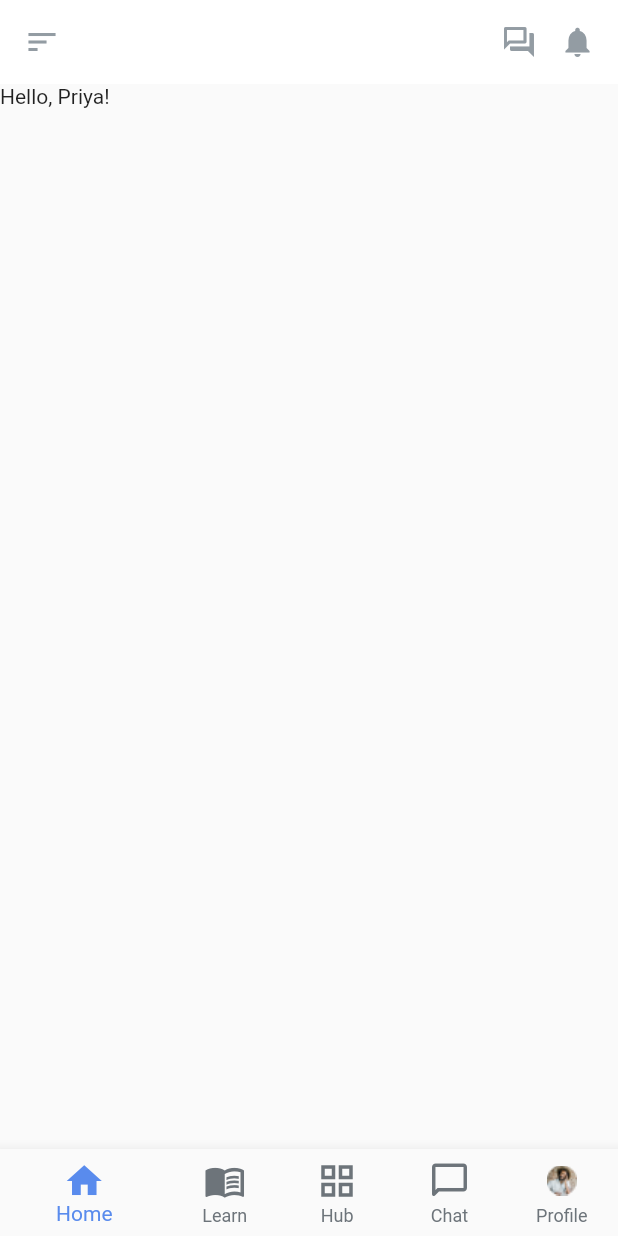
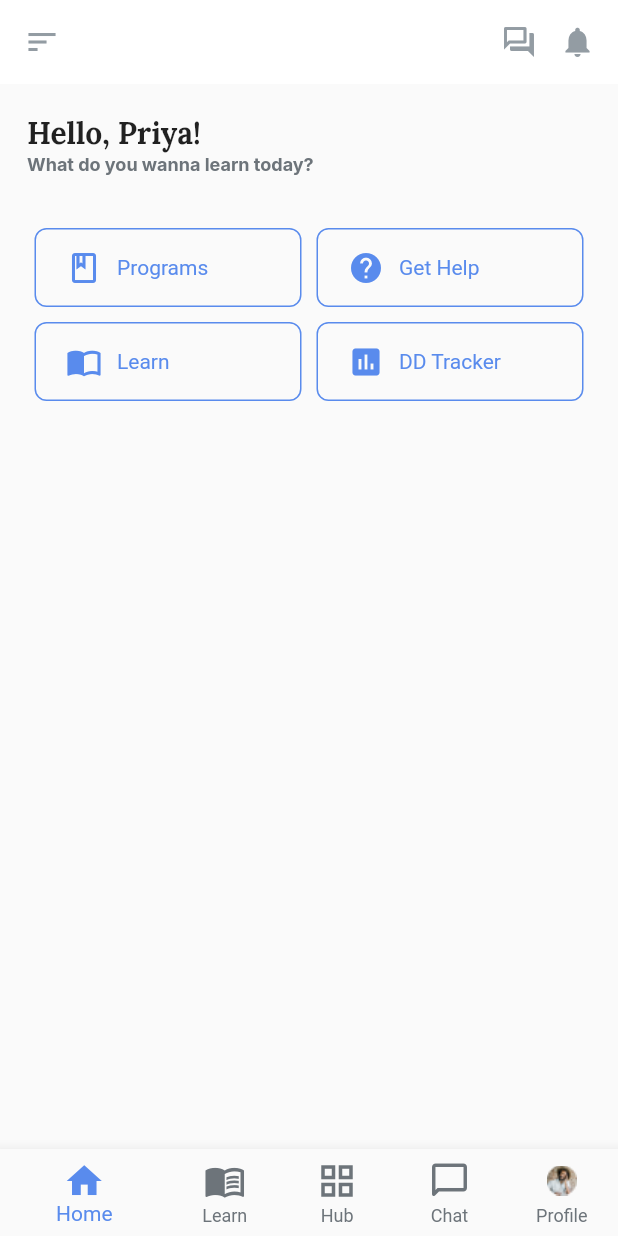
Before and after one commit to TheDarkLord100/bottom-navbar-flutter, a Flutter app: the screen it shows after launch, on a phone screen of 412 x 824 dp. Run offline on Flutter 3.47's test engine with Material 2 defaults, Android fonts, the phone set to English and light mode, and no system bars; our stand-ins replace google_fonts, google_nav_bar.

```diff
--- a/lib/home_screen.dart
+++ b/lib/home_screen.dart
@@ -1,4 +1,5 @@
 import 'package:flutter/material.dart';
+import 'package:google_fonts/google_fonts.dart';
 
 class HomeScreen extends StatefulWidget {
   const HomeScreen({Key? key}) : super(key: key);
@@ -10,7 +11,7 @@ class HomeScreen extends StatefulWidget {
 class _HomeScreenState extends State<HomeScreen> {
   @override
   Widget build(BuildContext context) {
-    return  Scaffold(
+    return Scaffold(
       appBar: AppBar(
         elevation: 0,
         backgroundColor: const Color(0xFFFFFFFF),
@@ -23,17 +24,150 @@ class _HomeScreenState extends State<HomeScreen> {
             Icons.forum_outlined,
             color: Color(0xFF939CA3),
           ),
-          SizedBox(width: 15,),
+          SizedBox(
+            width: 15,
+          ),
           Icon(
             Icons.notifications,
             color: Color(0xFF939CA3),
           ),
-          SizedBox(width: 15,),
+          SizedBox(
+            width: 15,
+          ),
         ],
       ),
       body: ListView(
+        padding: const EdgeInsets.only(left: 18, right: 18,
+        top: 20),
         children: [
-          Text('Hello, Priya!')
+          Text(
+            'Hello, Priya!',
+            style: GoogleFonts.lora(fontWeight: FontWeight.bold, fontSize: 20),
+          ),
+          Text(
+            'What do you wanna learn today?',
+            style: GoogleFonts.inter(
+                fontWeight: FontWeight.bold,
+                fontSize: 12,
+              color: const Color(0xFF6D747A)
+            ),
+          ),
+          const SizedBox(
+            height: 30,
+          ),
+          SizedBox(
+            height: 130,
+            child: GridView.count(
+              primary: false,
+              physics: const NeverScrollableScrollPhysics(),
+              crossAxisSpacing: 0,
+              mainAxisSpacing: 0,
+              crossAxisCount: 2,
+              childAspectRatio: 3,
+              children: <Widget>[
+                GestureDetector(
+                  onTap: () {},
+                  child: Container(
+                    padding: const EdgeInsets.only(left: 20),
+                    margin: const EdgeInsets.all(5),
+                    decoration: BoxDecoration(
+                      border: Border.all(
+                        color: const Color(0xFF598BED),
+                      ),
+                      borderRadius: BorderRadius.circular(8)
+                    ),
+                    child: Row(
+                      mainAxisAlignment: MainAxisAlignment.start,
+                      children: const <Widget>[
+                        Icon(Icons.book_outlined,
+                        color: Color(0xFF598BED),), // ic
+                        SizedBox(width: 10,),// on
+                        Text("Programs",
+                        style: TextStyle(
+                          color: Color(0xFF598BED)
+                        ),), // text
+                      ],
+                    ),
+                  ),
+                ),
+                GestureDetector(
+                  onTap: () {},
+                  child: Container(
+                    padding: const EdgeInsets.only(left: 20),
+                    margin: const EdgeInsets.all(5),
+                    decoration: BoxDecoration(
+                        border: Border.all(
+                          color: const Color(0xFF598BED),
+                        ),
+                        borderRadius: BorderRadius.circular(8)
+                    ),
+                    child: Row(
+                      mainAxisAlignment: MainAxisAlignment.start,
+                      children: const <Widget>[
+                        Icon(Icons.help,
+                          color: Color(0xFF598BED),), // ic
+                        SizedBox(width: 10,),// on
+                        Text("Get Help",
+                          style: TextStyle(
+                              color: Color(0xFF598BED)
+                          ),), // text
+                      ],
+                    ),
+                  ),
+                ),
+                GestureDetector(
+                  onTap: () {},
+                  child: Container(
+                    padding: const EdgeInsets.only(left: 20),
+                    margin: const EdgeInsets.all(5),
+                    decoration: BoxDecoration(
+                        border: Border.all(
+                          color: const Color(0xFF598BED),
+                        ),
+                        borderRadius: BorderRadius.circular(8)
+                    ),
+                    child: Row(
+                      mainAxisAlignment: MainAxisAlignment.start,
+                      children: const <Widget>[
+                        Icon(Icons.import_contacts,
+                          color: Color(0xFF598BED),), // ic
+                        SizedBox(width: 10,),// on
+                        Text("Learn",
+                          style: TextStyle(
+                              color: Color(0xFF598BED)
+                          ),), // text
+                      ],
+                    ),
+                  ),
+                ),
+                GestureDetector(
+                  onTap: () {},
+                  child: Container(
+                    padding: const EdgeInsets.only(left: 20),
+                    margin: const EdgeInsets.all(5),
+                    decoration: BoxDecoration(
+                        border: Border.all(
+                          color: const Color(0xFF598BED),
+                        ),
+                        borderRadius: BorderRadius.circular(8)
+                    ),
+                    child: Row(
+                      mainAxisAlignment: MainAxisAlignment.start,
+                      children: const <Widget>[
+                        Icon(Icons.insert_chart,
+                          color: Color(0xFF598BED),), // ic
+                        SizedBox(width: 10,),// on
+                        Text("DD Tracker",
+                          style: TextStyle(
+                              color: Color(0xFF598BED)
+                          ),), // text
+                      ],
+                    ),
+                  ),
+                ),
+              ],
+            ),
+          )
         ],
       ),
     );
```
